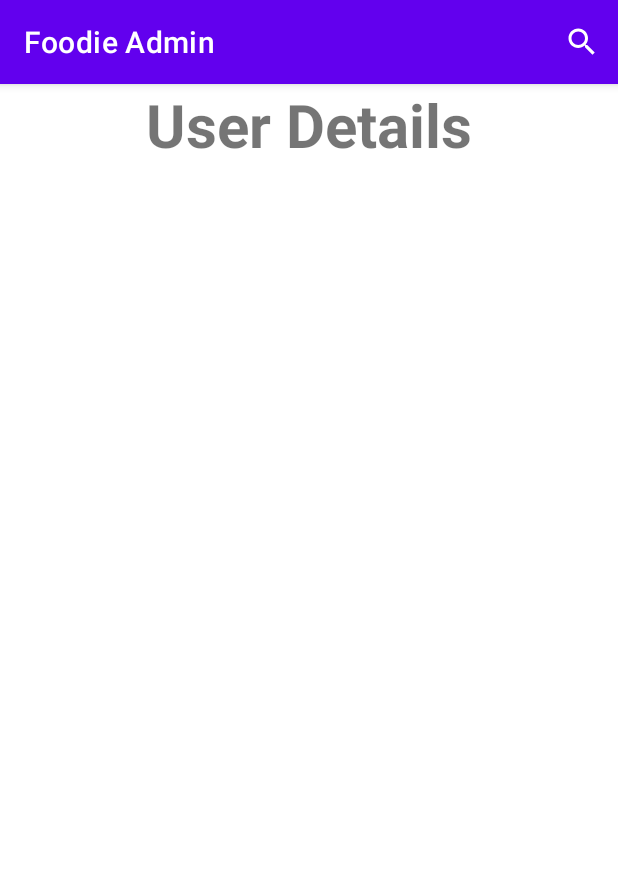
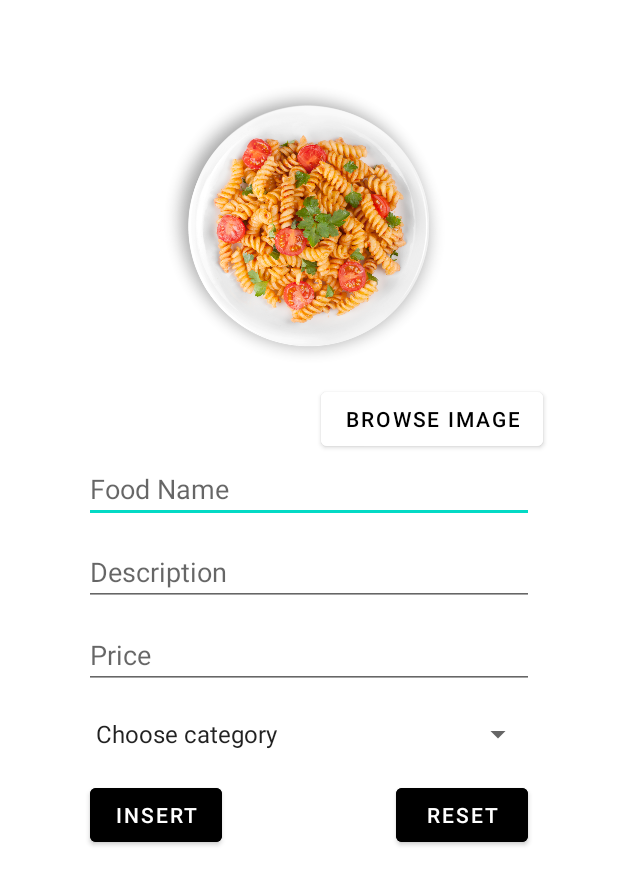
Before and after one commit to yogesh-bhanushali-24/The-Foodies-Admin, an Android app: the screen it shows after launch (ShowAllUsersActivity before the commit, InsertFoodActivity after it), on a phone screen of 412 x 824 dp. Shown: the top 885 px of the screen. Run offline under Robolectric (Android 15) with nearby library versions, the phone set to English and light mode, and no system bars; our stand-ins replace Firebase (no records; nobody signed in at launch, a user with empty details on screens opened directly).

Commit message:
InsertFoods completed

```diff
--- a/app/build.gradle
+++ b/app/build.gradle
@@ -46,7 +46,7 @@ dependencies {
     implementation 'com.github.bumptech.glide:glide:4.12.0'
     implementation 'de.hdodenhof:circleimageview:3.1.0'
     implementation 'com.orhanobut:dialogplus:1.11@aar'
-
+    implementation 'com.google.firebase:firebase-storage:19.2.2'
 
 
     testImplementation 'junit:junit:4.+'
--- /dev/null
+++ b/app/src/main/java/com/example/casestudyadmin/InsertFoodActivity.java
@@ -0,0 +1,199 @@
+package com.example.casestudyadmin;
+
+import androidx.appcompat.app.AppCompatActivity;
+
+import android.app.ProgressDialog;
+import android.content.ContentResolver;
+import android.content.Intent;
+import android.graphics.Bitmap;
+import android.net.Uri;
+import android.os.Bundle;
+import android.provider.MediaStore;
+import android.view.View;
+import android.webkit.MimeTypeMap;
+import android.widget.AdapterView;
+import android.widget.ArrayAdapter;
+import android.widget.Button;
+import android.widget.EditText;
+import android.widget.ImageView;
+import android.widget.Spinner;
+import android.widget.Toast;
+
+import com.google.android.gms.tasks.OnSuccessListener;
+import com.google.firebase.database.DatabaseReference;
+import com.google.firebase.database.FirebaseDatabase;
+import com.google.firebase.storage.FirebaseStorage;
+import com.google.firebase.storage.StorageReference;
+import com.google.firebase.storage.UploadTask;
+
+import java.io.IOException;
+import java.util.ArrayList;
+import java.util.HashMap;
+import java.util.List;
+
+public class InsertFoodActivity extends AppCompatActivity {
+
+    private String sp;
+    public Spinner spinner;
+    public ImageView foodImage;
+    public EditText foodName, foodDescription, foodPrice;
+    public Button insertBtn, imageChooseBtn, resetBtn;
+    Uri FilePathUri;
+    StorageReference storageReference;
+    DatabaseReference databaseReference;
+    int Image_Request_Code = 7;
+    ProgressDialog progressDialog;
+
+
+    @Override
+    protected void onCreate(Bundle savedInstanceState) {
+        super.onCreate(savedInstanceState);
+        setContentView(R.layout.activity_insert_food);
+        getSupportActionBar().hide();
+
+        foodName = findViewById(R.id.insertFoodName);
+        foodDescription = findViewById(R.id.insertFoodDescription);
+        foodPrice = findViewById(R.id.insertFoodPrice);
+        foodImage = findViewById(R.id.insertFoodIm);
+        insertBtn = findViewById(R.id.insertFoodButton);
+        imageChooseBtn = findViewById(R.id.chooseImage);
+        resetBtn = findViewById(R.id.resetFoodButton);
+        spinner = findViewById(R.id.categoriesSpinner);
+        storageReference = FirebaseStorage.getInstance().getReference("Images");
+        databaseReference = FirebaseDatabase.getInstance().getReference("Food");
+
+
+        //spinner code
+        List<String> categories = new ArrayList<>();
+        categories.add(0, "Choose category");
+        categories.add("breakfast");
+        categories.add("punjabi");
+        categories.add("gujarati");
+        categories.add("southindian");
+        categories.add("italian");
+        categories.add("chinese");
+        categories.add("colddrink");
+        categories.add("hotdrink");
+        ArrayAdapter<String> dataAdapter;
+        dataAdapter = new ArrayAdapter<>(this, android.R.layout.simple_spinner_item, categories);
+        dataAdapter.setDropDownViewResource(android.R.layout.simple_spinner_dropdown_item);
+        spinner.setAdapter(dataAdapter);
+
+
+        spinner.setOnItemSelectedListener(new AdapterView.OnItemSelectedListener() {
+            @Override
+            public void onItemSelected(AdapterView<?> adapterView, View view, int i, long l) {
+
+                if (adapterView.getItemAtPosition(i).equals("choose categories")) {
+                    //do nothing
+                } else {
+                    sp = adapterView.getItemAtPosition(i).toString();
+                    Toast.makeText(InsertFoodActivity.this, "selected item is " + sp, Toast.LENGTH_SHORT).show();
+                }
+
+            }
+
+            @Override
+            public void onNothingSelected(AdapterView<?> adapterView) {
+
+            }
+        });
+
+
+        //end spinner code
+
+
+        //image insert code
+        imageChooseBtn.setOnClickListener(new View.OnClickListener() {
+            @Override
+            public void onClick(View view) {
+                Intent intent = new Intent();
+                intent.setType("image/*");
+                intent.setAction(Intent.ACTION_GET_CONTENT);
+                startActivityForResult(Intent.createChooser(intent, "Select Image"), Image_Request_Code);
+            }
+        });
+
+
+        insertBtn.setOnClickListener(new View.OnClickListener() {
+            @Override
+            public void onClick(View view) {
+
+                UploadImage();
+            }
+        });
+
+
+    }
+
+    @Override
+    protected void onActivityResult(int requestCode, int resultCode, Intent data) {
+
+        super.onActivityResult(requestCode, resultCode, data);
+
+        if (requestCode == Image_Request_Code && resultCode == RESULT_OK && data != null && data.getData() != null) {
+
+            FilePathUri = data.getData();
+            try {
+                Bitmap bitmap = MediaStore.Images.Media.getBitmap(getContentResolver(), FilePathUri);
+                foodImage.setImageBitmap(bitmap);
+            } catch (IOException e) {
+
+                e.printStackTrace();
+            }
+        }
+    }
+
+
+    public String GetFileExtension(Uri uri) {
+
+        ContentResolver contentResolver = getContentResolver();
+        MimeTypeMap mimeTypeMap = MimeTypeMap.getSingleton();
+        return mimeTypeMap.getExtensionFromMimeType(contentResolver.getType(uri));
+
+    }
+
+
+    public void UploadImage() {
+        if (FilePathUri != null) {
+
+            Toast.makeText(this, "Work" + FilePathUri, Toast.LENGTH_SHORT).show();
+            StorageReference storageReference2 = storageReference.child(System.currentTimeMillis() + "." + GetFileExtension(FilePathUri));
+            storageReference2.putFile(FilePathUri).addOnSuccessListener(new OnSuccessListener<UploadTask.TaskSnapshot>() {
+                @Override
+                public void onSuccess(UploadTask.TaskSnapshot taskSnapshot) {
+
+                    storageReference2.getDownloadUrl().addOnSuccessListener(new OnSuccessListener<Uri>() {
+                        @Override
+                        public void onSuccess(Uri uri) {
+
+                            @SuppressWarnings("VisibleForTests")
+                            String sName = foodName.getText().toString();
+                            String sDescription = foodDescription.getText().toString();
+                            String sPrice = foodPrice.getText().toString();
+                            String sImage = uri.toString();
+
+                            HashMap<String, String> foodMap = new HashMap<>();
+                            foodMap.put("name", sName);
+                            foodMap.put("description", sDescription);
+                            foodMap.put("image", sImage);
+                            foodMap.put("price", sPrice);
+                            foodMap.put("categories", sp);
+                            databaseReference.push().setValue(foodMap);
+
+                        }
+                    });
+
+
+                }
+            });
+
+
+        } else {
+            Toast.makeText(this, "Please Select Image", Toast.LENGTH_SHORT).show();
+        }
+
+    }
+
+
+}
--- a/app/src/main/java/com/example/casestudyadmin/ShowAllUsersActivity.java
+++ b/app/src/main/java/com/example/casestudyadmin/ShowAllUsersActivity.java
@@ -78,8 +78,6 @@ public class ShowAllUsersActivity extends AppCompatActivity {
         FirebaseRecyclerOptions<Usermodel> options =
                 new FirebaseRecyclerOptions.Builder<Usermodel>()
                         .setQuery(FirebaseDatabase.getInstance().getReference().child("UserDetail").orderByChild("mobile").startAt(s).endAt(s + "\uf8ff"), Usermodel.class)
-//                        .setQuery(FirebaseDatabase.getInstance().getReference().child("UserDetail").orderByChild("Name").startAt(s).endAt(s+"\uf8ff"), Usermodel.class)
-//                        .setQuery(FirebaseDatabase.getInstance().getReference().child("UserDetail").orderByChild("Email").startAt(s).endAt(s+"\uf8ff"), Usermodel.class)
                         .build();
 
         usersadapter = new ShowAllUsersadapter(options);
--- /dev/null
+++ b/app/src/main/res/layout/activity_insert_food.xml
@@ -0,0 +1,94 @@
+<?xml version="1.0" encoding="utf-8"?>
+<RelativeLayout xmlns:android="http://schemas.android.com/apk/res/android"
+    xmlns:app="http://schemas.android.com/apk/res-auto"
+    xmlns:tools="http://schemas.android.com/tools"
+    android:layout_width="match_parent"
+    android:layout_height="match_parent"
+    tools:context=".InsertFoodActivity">
+
+    <ImageView
+        android:id="@+id/insertFoodIm"
+        android:layout_width="300dp"
+        android:layout_height="200dp"
+        android:layout_marginTop="50dp"
+        android:layout_centerHorizontal="true"
+        android:src="@drawable/italian" />
+
+    <Button
+        android:id="@+id/chooseImage"
+        android:layout_width="wrap_content"
+        android:layout_height="wrap_content"
+        android:layout_below="@+id/insertFoodIm"
+        android:layout_alignParentRight="true"
+        android:layout_marginRight="50dp"
+        android:text="browse image"
+        android:layout_marginTop="5dp"
+        android:backgroundTint="@color/white"
+        android:textColor="@color/black" />
+
+
+    <EditText
+        android:id="@+id/insertFoodName"
+        android:layout_width="300dp"
+        android:layout_height="wrap_content"
+        android:layout_centerHorizontal="true"
+        android:layout_below="@+id/chooseImage"
+        android:hint="Food Name"
+
+
+        />
+
+    <EditText
+        android:id="@+id/insertFoodDescription"
+        android:layout_width="300dp"
+        android:layout_height="wrap_content"
+        android:inputType="textMultiLine"
+        android:layout_below="@+id/insertFoodName"
+        android:hint="Description"
+        android:layout_centerHorizontal="true"
+        android:layout_marginTop="10dp" />
+
+    <EditText
+        android:id="@+id/insertFoodPrice"
+        android:layout_width="300dp"
+        android:layout_height="wrap_content"
+        android:layout_centerHorizontal="true"
+        android:layout_below="@+id/insertFoodDescription"
+        android:hint="Price"
+        android:inputType="number"
+        android:layout_marginTop="10dp" />
+
+    <Spinner
+        android:id="@+id/categoriesSpinner"
+        android:layout_width="300dp"
+        android:layout_height="40dp"
+        android:layout_below="@+id/insertFoodPrice"
+        android:layout_centerHorizontal="true"
+        android:layout_marginTop="10dp"
+        android:layout_marginBottom="10dp" />
+
+    <com.google.android.material.button.MaterialButton
+        android:id="@+id/insertFoodButton"
+        android:layout_width="wrap_content"
+        android:layout_height="wrap_content"
+        android:layout_centerHorizontal="true"
+        android:text="Insert"
+        android:layout_below="@+id/categoriesSpinner"
+        android:backgroundTint="@color/black"
+        android:layout_alignParentLeft="true"
+        android:layout_marginLeft="60dp" />
+
+    <com.google.android.material.button.MaterialButton
+        android:id="@+id/resetFoodButton"
+        android:layout_width="wrap_content"
+        android:layout_height="wrap_content"
+        android:text="Reset"
+        android:layout_below="@+id/categoriesSpinner"
+        android:layout_alignParentRight="true"
+        android:backgroundTint="@color/black"
+        android:layout_marginRight="60dp"
+
+        />
+
+
+</RelativeLayout>
```
Also changed, not shown: app/src/main/AndroidManifest.xml (+5 -2 lines), app/src/main/java/com/example/casestudyadmin/ShowAllUsersadapter.java (+2 -9 lines), app/src/main/java/com/example/casestudyadmin/foodmodel.java (added, +65 -0 lines), app/src/main/res/drawable-v24/italian.png (added).
